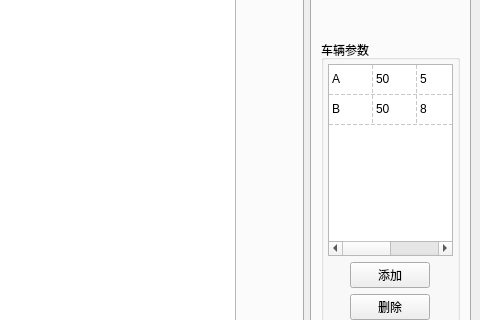
This is src/mainwindow.ui in Tao1998/VRP as Qt 5 draws it before an edit; both pictures show x 477 to 957 and y 105 to 425 of the 957 by 775 pixel window. The edited form follows.
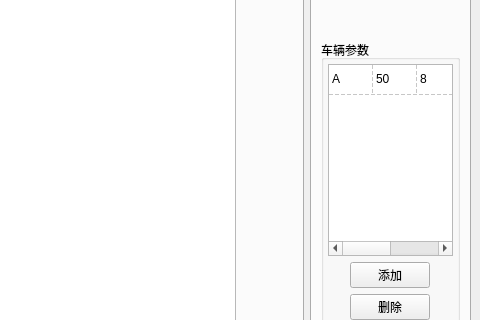
This is the edited form. The open tabs and pages were chosen to show the change. Icons and pictures are not drawn.

```diff
--- a/src/mainwindow.ui
+++ b/src/mainwindow.ui
@@ -596,11 +596,6 @@
                <string>新建行</string>
               </property>
              </row>
-             <row>
-              <property name="text">
-               <string>新建行</string>
-              </property>
-             </row>
              <column>
               <property name="text">
                <string>车型</string>
@@ -645,32 +640,12 @@
              </item>
              <item row="0" column="2">
               <property name="text">
-               <string>5</string>
-              </property>
-             </item>
-             <item row="0" column="3">
-              <property name="text">
-               <string>10</string>
-              </property>
-             </item>
-             <item row="1" column="0">
-              <property name="text">
-               <string>B</string>
-              </property>
-             </item>
-             <item row="1" column="1">
-              <property name="text">
-               <string>50</string>
-              </property>
-             </item>
-             <item row="1" column="2">
-              <property name="text">
                <string>8</string>
               </property>
              </item>
-             <item row="1" column="3">
+             <item row="0" column="3">
               <property name="text">
-               <string>10</string>
+               <string>5</string>
               </property>
              </item>
             </widget>
```
Left out of the diff: 4 changed lines with no effect on the pictures.
